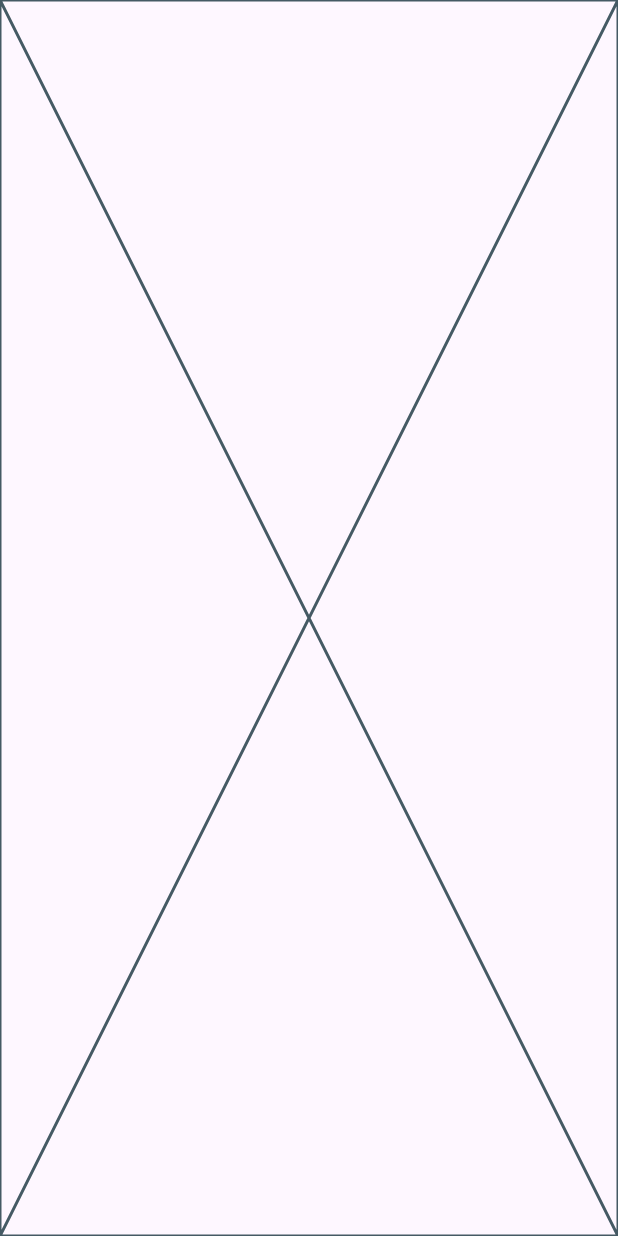
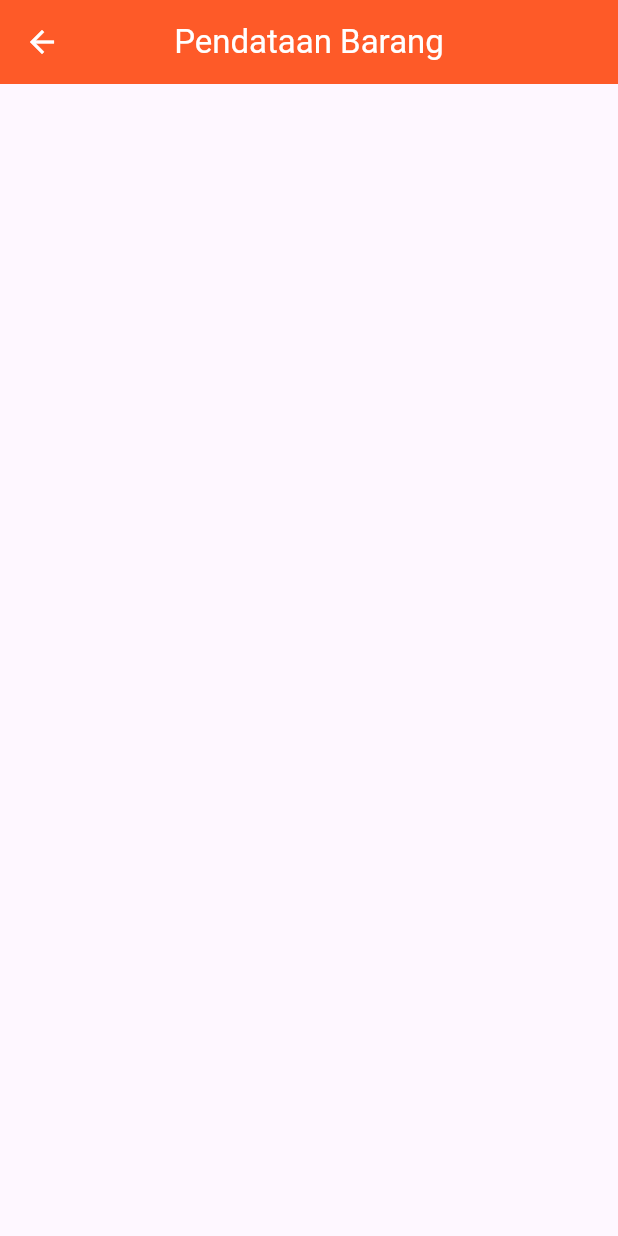
Before and after one commit to IAMHUDA/20220140049_UCP1Flutter, a Flutter app: the DataBarangPage screen opened directly, on a phone screen of 412 x 824 dp. Run offline on Flutter 3.47's test engine with Material 3 defaults, Android fonts, the phone set to English and light mode, and no system bars.

Commit message:
add appbar to databarang

```diff
--- a/lib/data_barang_page.dart
+++ b/lib/data_barang_page.dart
@@ -65,6 +65,18 @@ class _DataBarangPageState extends State<DataBarangPage> {
   }
   @override
   Widget build(BuildContext context) {
-    return const Placeholder();
+    return Scaffold(
+      appBar: AppBar(
+        leading: IconButton(
+          icon: const Icon(Icons.arrow_back, color: Colors.white),
+          onPressed: () {
+            Navigator.pop(context);
+          },
+        ),
+        title: const Text('Pendataan Barang',style: TextStyle(color: Color.fromARGB(255, 255, 255, 255)),),
+        centerTitle: true,
+        backgroundColor: const Color(0xFFFE5A28),
+      ),
+    );
   }
 }
```
